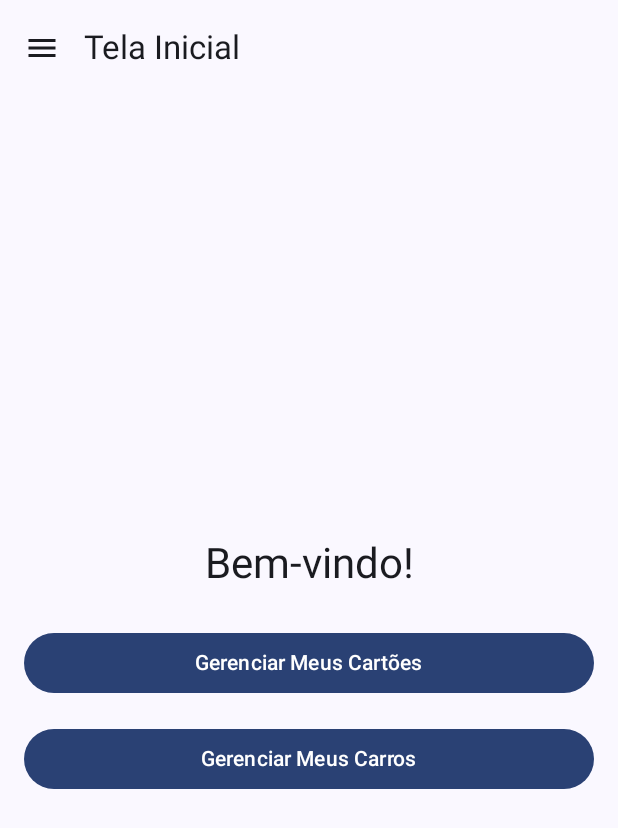
After one commit to Sdnem/Sistema-De-Pagamento-De-Estacionamento-TCC-, an Android app built with Jetpack Compose: the HomeScreen screen opened through its navigation route, on a phone screen of 412 x 824 dp. The commit adds this screen. Shown: the top 828 px of the screen. Run offline under Robolectric (Android 15) with nearby library versions, the light colour scheme and no system bars.

Commit message:
Aplicativo abrindo e rodando

```diff
--- a/app/src/main/java/com/example/myapplication/MainActivity.kt
+++ b/app/src/main/java/com/example/myapplication/MainActivity.kt
@@ -1,4 +1,4 @@
-package com.example.compose_class
+package com.example.myapplication
 
 import android.os.Bundle
 import androidx.activity.ComponentActivity
@@ -9,24 +9,23 @@ import androidx.compose.material3.Surface
 import androidx.compose.runtime.Composable
 import androidx.compose.ui.Modifier
 import androidx.compose.ui.tooling.preview.Preview
-import androidx.navigation.NavHostController
 import androidx.navigation.compose.NavHost
 import androidx.navigation.compose.composable
 import androidx.navigation.compose.rememberNavController
+// Garanta que esta importação usa o pacote correto das suas telas
 import com.example.myapplication.screens.*
-
+import com.example.myapplication.ui.theme.MyApplicationTheme // Garanta que seu tema está aqui
 
 class MainActivity : ComponentActivity() {
     override fun onCreate(savedInstanceState: Bundle?) {
         super.onCreate(savedInstanceState)
         setContent {
-            // Tema padrão do app
-            MaterialTheme {
+            // É uma boa prática envolver seu App no seu tema customizado
+            MyApplicationTheme {
                 Surface(
                     modifier = Modifier.fillMaxSize(),
                     color = MaterialTheme.colorScheme.background
                 ) {
-                    // Chama a tela inicial
                     App()
                 }
             }
@@ -40,24 +39,22 @@ fun App() {
 
     NavHost(
         navController = navController,
-        startDestination = "login"
+        // CORREÇÃO APLICADA AQUI:
+        startDestination = "cadastro" // A primeira tela agora é a de cadastro
     ) {
         composable("login") { TelaLogin(navController) }
         composable("cadastro") { TelaCadastro(navController) }
-        composable("home") { TelaPrincipal(navController) }
-        //composable("cartoes") { TelaCartoes(navController) }
+        composable("home") { HomeScreen(navController) }
+        composable("cartoes") { TelaCartoes(navController) }
         composable("carros") { TelaCarros(navController) }
-        composable("cadastro_cartao") { TelaCadastroCartao(navController) }
+        composable("cadastro_cartao") { CadastroCartaoScreen(navController) }
     }
-}
-
-@Composable
-fun TelaPrincipal(navController: NavHostController) {
-
 }
 
 @Preview(showBackground = true, showSystemUi = true)
 @Composable
 fun AppPreview() {
-    App()
+    MyApplicationTheme {
+        App()
+    }
 }
--- a/app/src/main/java/com/example/myapplication/model/Cartao.kt
+++ b/app/src/main/java/com/example/myapplication/model/Cartao.kt
@@ -4,8 +4,8 @@ data class Cartao(
     val id: Int? = null, // O ID pode ser nulo ao criar, o backend irá gerá-lo
     val banco: String,
     val nome: String,
-    val numero: Int,
-    val validade: Int,
+    val numero: Long,
+    val dataValidade: String,
     val cvc: Int,
     val userId: Int // Chave estrangeira para associar ao usuário
 )
--- /dev/null
+++ b/app/src/main/java/com/example/myapplication/screens/HomeScreen.kt
@@ -0,0 +1,122 @@
+package com.example.myapplication.screens
+
+import android.annotation.SuppressLint
+import androidx.compose.foundation.layout.*
+import androidx.compose.material.icons.Icons
+import androidx.compose.material.icons.filled.Menu
+import androidx.compose.material3.*
+import androidx.compose.runtime.*
+import androidx.compose.ui.Alignment
+import androidx.compose.ui.Modifier
+import androidx.compose.ui.platform.LocalContext
+import androidx.compose.ui.unit.dp
+import androidx.navigation.NavController
+import com.example.myapplication.model.SessionManager
+import kotlinx.coroutines.launch
+
+@SuppressLint("UnusedMaterial3ScaffoldPaddingParameter")
+@OptIn(ExperimentalMaterial3Api::class)
+@Composable
+fun HomeScreen(navController: NavController) {
+    val drawerState = rememberDrawerState(initialValue = DrawerValue.Closed)
+    val scope = rememberCoroutineScope()
+    val context = LocalContext.current
+    val sessionManager = remember { SessionManager(context) }
+
+    // ModalNavigationDrawer é o componente que cria o menu lateral
+    ModalNavigationDrawer(
+        drawerState = drawerState,
+        drawerContent = {
+            // Conteúdo do Menu Lateral
+            ModalDrawerSheet {
+                Spacer(modifier = Modifier.height(16.dp))
+                Text("Menu", modifier = Modifier.padding(16.dp), style = MaterialTheme.typography.titleLarge)
+                Divider()
+                NavigationDrawerItem(
+                    label = { Text("Meus Cartões") },
+                    selected = false,
+                    onClick = {
+                        navController.navigate("cartoes")
+                        scope.launch { drawerState.close() }
+                    }
+                )
+                NavigationDrawerItem(
+                    label = { Text("Meus Carros") },
+                    selected = false,
+                    onClick = {
+                        navController.navigate("carros")
+                        scope.launch { drawerState.close() }
+                    }
+                )
+                Divider()
+                NavigationDrawerItem(
+                    label = { Text("Sair (Logout)") },
+                    selected = false,
+                    onClick = {
+                        // Limpa a sessão e volta para a tela de login
+                        sessionManager.clearAuthData()
+                        navController.navigate("login") {
+                            popUpTo(0) // Limpa todo o histórico de navegação
+                        }
+                    }
+                )
+            }
+        }
+    ) {
+        // Conteúdo Principal da Tela
+        Scaffold(
+            topBar = {
+                TopAppBar(
+                    title = { Text("Tela Inicial") },
+                    navigationIcon = {
+                        // Ícone de menu que abre o drawer
+                        IconButton(onClick = {
+                            scope.launch {
+                                drawerState.apply {
+                                    if (isClosed) open() else close()
+                                }
+                            }
+                        }) {
+                            Icon(
+                                imageVector = Icons.Default.Menu,
+                                contentDescription = "Menu"
+                            )
+                        }
+                    }
+                )
+            }
+        ) { paddingValues ->
+            // Corpo da tela inicial
+            Column(
+                modifier = Modifier
+                    .fillMaxSize()
+                    .padding(paddingValues) // Aplica o padding do Scaffold
+                    .padding(16.dp), // Adiciona nosso próprio padding
+                horizontalAlignment = Alignment.CenterHorizontally,
+                verticalArrangement = Arrangement.Center
+            ) {
+                Text(
+                    text = "Bem-vindo!",
+                    style = MaterialTheme.typography.headlineMedium
+                )
+                Spacer(modifier = Modifier.height(24.dp))
+
+                Button(
+                    onClick = { navController.navigate("cartoes") },
+                    modifier = Modifier.fillMaxWidth()
+                ) {
+                    Text("Gerenciar Meus Cartões")
+                }
+
+                Spacer(modifier = Modifier.height(16.dp))
+
+                Button(
+                    onClick = { navController.navigate("carros") },
+                    modifier = Modifier.fillMaxWidth()
+                ) {
+                    Text("Gerenciar Meus Carros")
+                }
+            }
+        }
+    }
+}
```
Also changed, not shown: app/src/main/AndroidManifest.xml (+11 -2 lines), app/src/main/java/com/example/myapplication/model/SessionManager.kt (+21 -9 lines), app/src/main/java/com/example/myapplication/remote/ApiService.kt (+7 -3 lines), app/src/main/java/com/example/myapplication/remote/RetrofitClient.kt (+30 -9 lines), app/src/main/java/com/example/myapplication/screens/CadastroCartaoScreen.kt (added, +180 -0 lines), app/src/main/java/com/example/myapplication/screens/TelaCadastroCartao.kt (deleted, +0 -150 lines), app/src/main/java/com/example/myapplication/screens/TelaCartoes.kt (+35 -20 lines), 2 other files.
